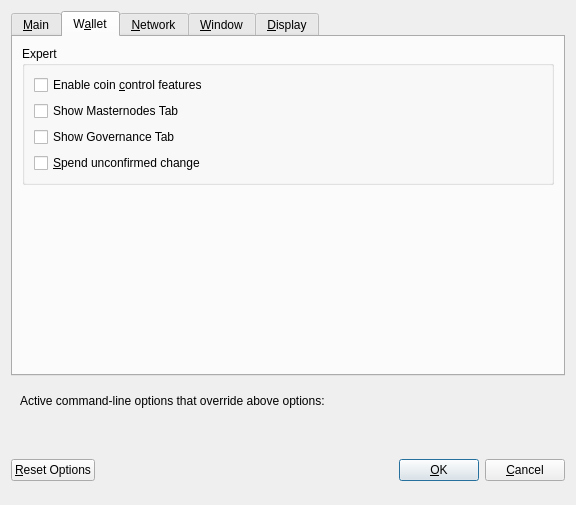
First picture: the form in src/qt/forms/optionsdialog.ui, repository Acedcoin/AceD, before the edit.
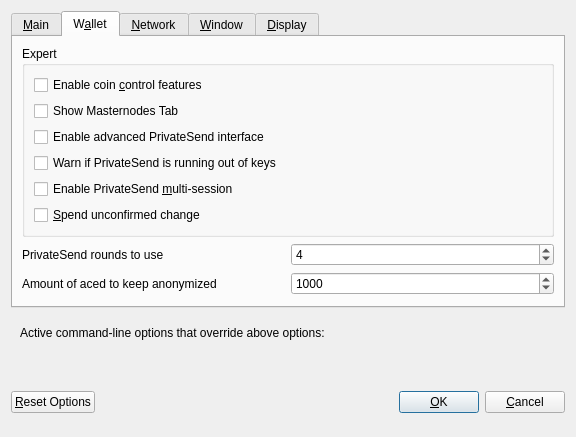
Second picture: the form after the edit. The open tabs and pages were chosen to show the change. Custom widgets are drawn as their Qt base class.

The edit to the form file:
```diff
--- a/src/qt/forms/optionsdialog.ui
+++ b/src/qt/forms/optionsdialog.ui
@@ -7,7 +7,7 @@
     <x>0</x>
     <y>0</y>
     <width>576</width>
-    <height>505</height>
+    <height>402</height>
    </rect>
   </property>
   <property name="windowTitle">
@@ -169,7 +169,27 @@
              <string>If you disable the spending of unconfirmed change, the change from a transaction&lt;br/&gt;cannot be used until that transaction has at least one confirmation.&lt;br/&gt;This also affects how your balance is computed.</string>
             </property>
             <property name="text">
-             <string>Show Governance Tab</string>
+             <string>Enable advanced PrivateSend interface</string>
+            </property>
+           </widget>
+          </item>
+          <item>
+           <widget class="QCheckBox" name="lowKeysWarning">
+            <property name="toolTip">
+             <string>Show warning dialog when PrivateSend detects that wallet has very low number of keys left.</string>
+            </property>
+            <property name="text">
+             <string>Warn if PrivateSend is running out of keys</string>
+            </property>
+           </widget>
+          </item>
+          <item>
+           <widget class="QCheckBox" name="privateSendMultiSession">
+            <property name="toolTip">
+             <string>Whether to use experimental PrivateSend mode with multiple mixing sessions per block.&lt;br/&gt;Note: You must use this feature carefully.&lt;br/&gt;Make sure you always have recent wallet (auto)backup in a safe place!</string>
+            </property>
+            <property name="text">
+             <string>Enable PrivateSend &amp;multi-session</string>
             </property>
            </widget>
           </item>
@@ -187,7 +207,76 @@
         </widget>
        </item>
        <item>
-        <spacer name="verticalSpacer_2">
+        <layout class="QHBoxLayout" name="horizontalLayout_4_Wallet">
+         <item>
+          <widget class="QLabel" name="label">
+           <property name="toolTip">
+            <string>This setting determines the amount of individual masternodes that an input will be anonymized through.&lt;br/&gt;More rounds of anonymization gives a higher degree of privacy, but also costs more in fees.</string>
+           </property>
+           <property name="text">
+            <string>PrivateSend rounds to use</string>
+           </property>
+          </widget>
+         </item>
+         <item>
+          <widget class="QSpinBox" name="privateSendRounds">
+           <property name="minimum">
+            <number>2</number>
+           </property>
+           <property name="maximum">
+            <number>8</number>
+           </property>
+           <property name="value">
+            <number>4</number>
+           </property>
+          </widget>
+         </item>
+        </layout>
+       </item>
+       <item>
+        <layout class="QHBoxLayout" name="horizontalLayout">
+         <item>
+          <widget class="QLabel" name="label_2">
+           <property name="toolTip">
+            <string>This amount acts as a threshold to turn off PrivateSend once it's reached.</string>
+           </property>
+           <property name="statusTip">
+            <string notr="true"/>
+           </property>
+           <property name="whatsThis">
+            <string notr="true"/>
+           </property>
+           <property name="accessibleName">
+            <string notr="true"/>
+           </property>
+           <property name="accessibleDescription">
+            <string notr="true"/>
+           </property>
+           <property name="text">
+            <string>Amount of aced to keep anonymized</string>
+           </property>
+          </widget>
+         </item>
+         <item>
+          <widget class="QSpinBox" name="privateSendAmount">
+           <property name="minimum">
+            <number>2</number>
+           </property>
+           <property name="maximum">
+            <number>2000</number>
+           </property>
+           <property name="singleStep">
+            <number>10</number>
+           </property>
+           <property name="value">
+            <number>1000</number>
+           </property>
+          </widget>
+         </item>
+        </layout>
+       </item>
+       <item>
+        <spacer name="verticalSpacer_Wallet">
          <property name="orientation">
           <enum>Qt::Vertical</enum>
          </property>
```
Left out of the diff: 12 changed lines with no effect on the pictures.
